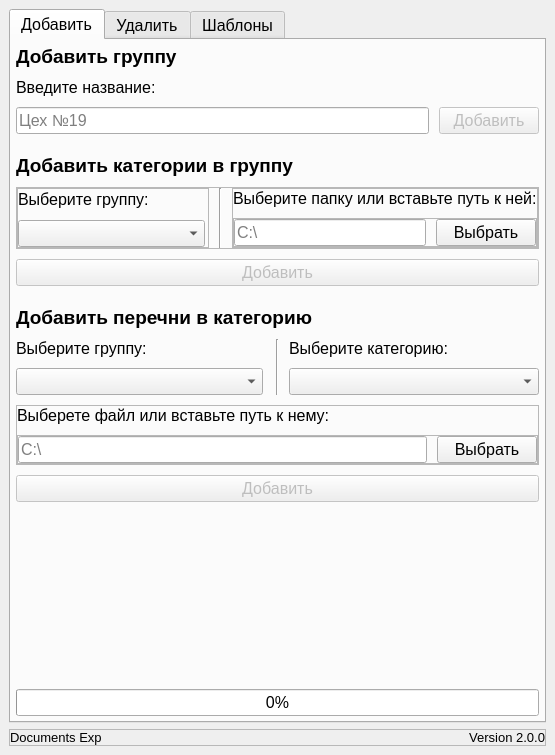
Before: the Qt Designer form ui/DE_Settings_UI.ui in pntech-dev/Documents-Exp-Desktop, drawn with Qt 5.
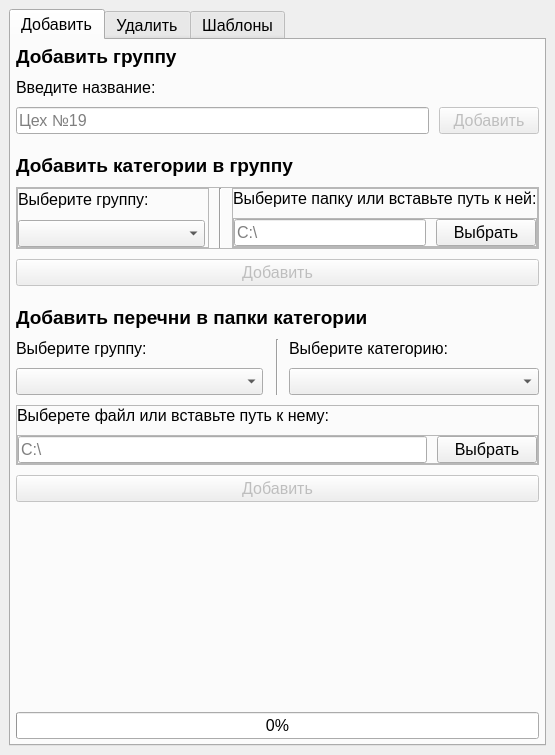
After: the same form once the commit is applied.

Diff of the .ui file:
```diff
--- a/ui/DE_Settings_UI.ui
+++ b/ui/DE_Settings_UI.ui
@@ -445,7 +445,7 @@
               </font>
              </property>
              <property name="text">
-              <string>Добавить перечни в категорию</string>
+              <string>Добавить перечни в папки категории</string>
              </property>
             </widget>
            </item>
@@ -1561,57 +1561,6 @@
       </widget>
      </widget>
     </item>
-    <item>
-     <widget class="QFrame" name="name_version_labels">
-      <property name="frameShape">
-       <enum>QFrame::StyledPanel</enum>
-      </property>
-      <property name="frameShadow">
-       <enum>QFrame::Raised</enum>
-      </property>
-      <layout class="QHBoxLayout" name="horizontalLayout">
-       <property name="leftMargin">
-        <number>0</number>
-       </property>
-       <property name="topMargin">
-        <number>0</number>
-       </property>
-       <property name="rightMargin">
-        <number>0</number>
-       </property>
-       <property name="bottomMargin">
-        <number>0</number>
-       </property>
-       <item>
-        <widget class="QLabel" name="name_label">
-         <property name="font">
-          <font>
-           <pointsize>10</pointsize>
-          </font>
-         </property>
-         <property name="text">
-          <string>Documents Exp</string>
-         </property>
-        </widget>
-       </item>
-       <item>
-        <widget class="QLabel" name="version_label">
-         <property name="font">
-          <font>
-           <pointsize>10</pointsize>
-          </font>
-         </property>
-         <property name="text">
-          <string>Version 2.0.0</string>
-         </property>
-         <property name="alignment">
-          <set>Qt::AlignRight|Qt::AlignTrailing|Qt::AlignVCenter</set>
-         </property>
-        </widget>
-       </item>
-      </layout>
-     </widget>
-    </item>
    </layout>
   </widget>
  </widget>
```
Left out of the diff: 2 changed lines with no effect on the pictures.
